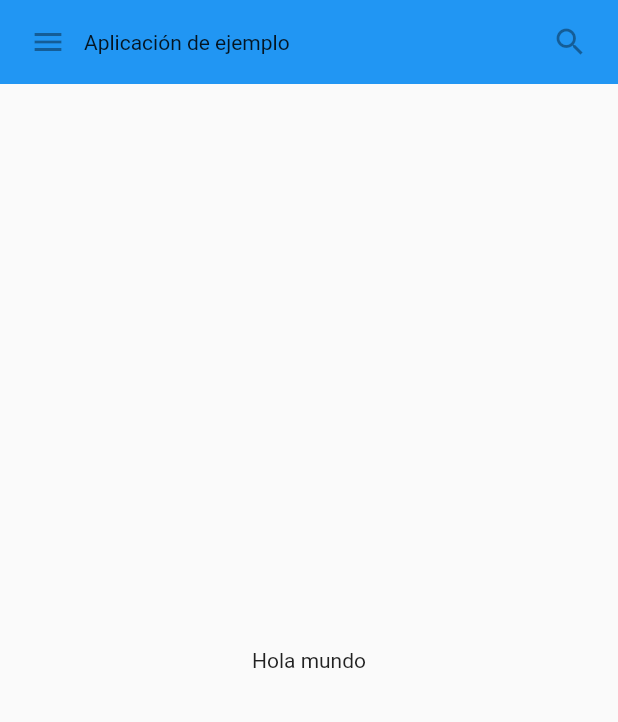
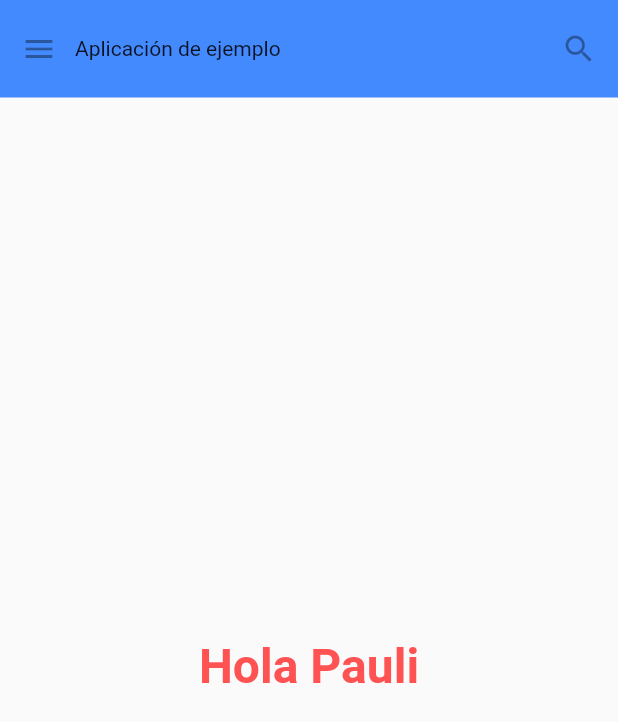
Before and after one commit to Mateo-Sanchez14/curso-flutter, a Flutter app: the screen it shows after launch, on a phone screen of 412 x 824 dp. Shown: the top 722 px of the screen. Run offline on Flutter 3.47's test engine with Material 2 defaults, Android fonts, the phone set to English and light mode, and no system bars.

Commit message:
Nada relevante

```diff
--- a/lib/main.dart
+++ b/lib/main.dart
@@ -17,21 +17,20 @@ class MyApp extends StatelessWidget {
       child: Column(
         children: [
           Container(
-            height: 56,
-            padding: const EdgeInsets.all(8),
+            height: 65,
+            padding: const EdgeInsets.all(2),
             decoration: const BoxDecoration(
-              color: Colors.blue,
+              color: Colors.blueAccent,
             ),
             child: Row(
-              // ignore: prefer_const_literals_to_create_immutables
-              children: [
-                const IconButton(
+              children: const [
+                IconButton(
                   onPressed: null,
                   icon: Icon(Icons.menu),
                   tooltip: 'Navigation menu',
                 ),
-                const Expanded(child: Text('Aplicación de ejemplo')),
-                const IconButton(
+                Expanded(child: Text('Aplicación de ejemplo')),
+                IconButton(
                     onPressed: null,
                     icon: Icon(Icons.search),
                     tooltip: 'Search'),
@@ -41,8 +40,12 @@ class MyApp extends StatelessWidget {
           const Expanded(
             child: Center(
               child: Text(
-                'Hola mundo',
-                textDirection: TextDirection.ltr,
+                'Hola Pauli',
+                style: TextStyle(
+                  fontSize: 32,
+                  color: Colors.redAccent,
+                  fontWeight: FontWeight.bold,
+                ),
               ),
             ),
           ),
```
